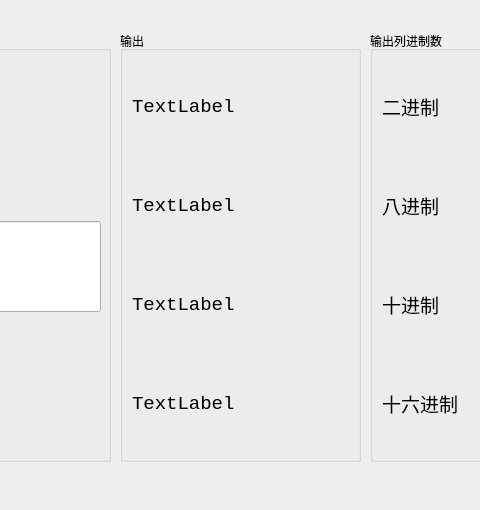
The window that ICcalculator/programmer.ui (tyanxie/IC_Calculator) describes before a commit, drawn with Qt 5; both pictures show x 580 to 1060 and y 149 to 659 of the 1200 by 820 pixel window.
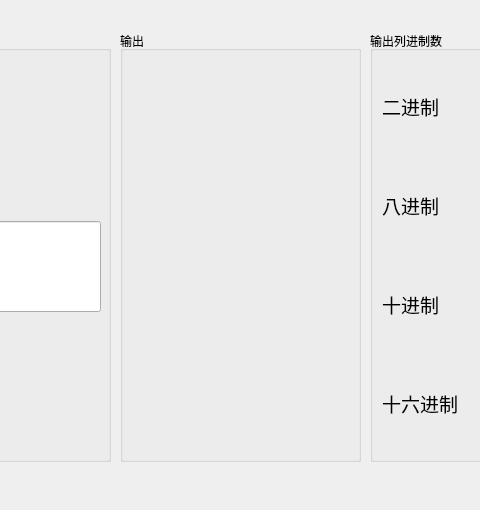
The same window after the commit.

What changed in the file:
```diff
--- a/ICcalculator/programmer.ui
+++ b/ICcalculator/programmer.ui
@@ -167,7 +167,7 @@
        </font>
       </property>
       <property name="text">
-       <string>TextLabel</string>
+       <string/>
       </property>
      </widget>
     </item>
@@ -186,7 +186,7 @@
        </font>
       </property>
       <property name="text">
-       <string>TextLabel</string>
+       <string/>
       </property>
      </widget>
     </item>
@@ -205,7 +205,7 @@
        </font>
       </property>
       <property name="text">
-       <string>TextLabel</string>
+       <string/>
       </property>
      </widget>
     </item>
@@ -224,7 +224,7 @@
        </font>
       </property>
       <property name="text">
-       <string>TextLabel</string>
+       <string/>
       </property>
      </widget>
     </item>
```
